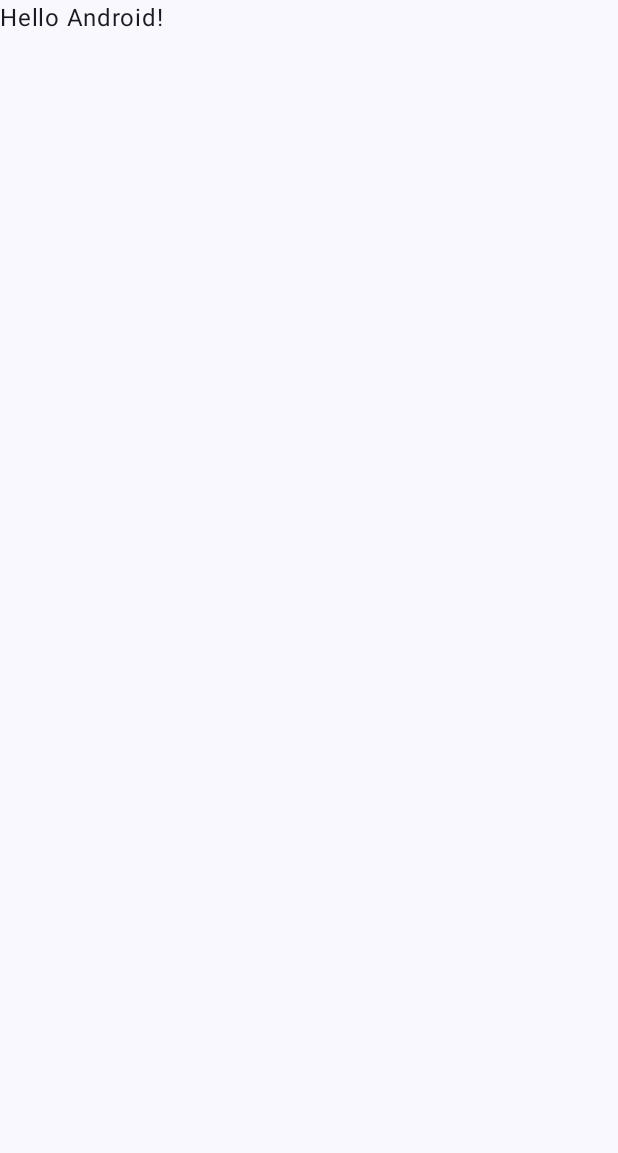
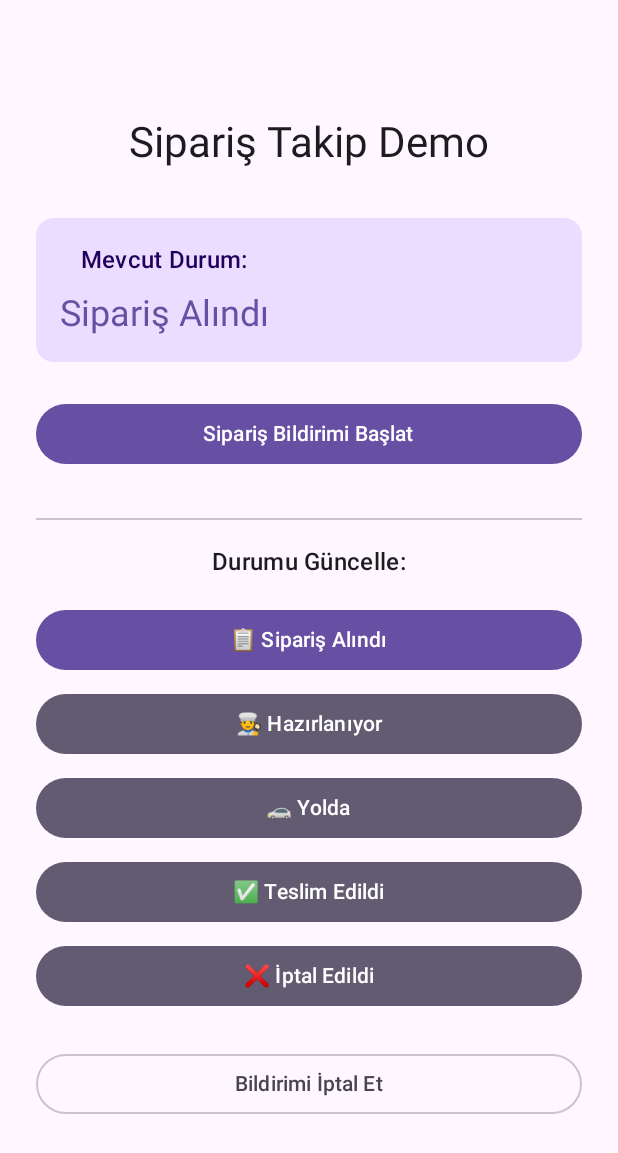
Before and after one commit to celebibasar/Android_Live_Updates_Demo, an Android app built with Jetpack Compose: the screen it shows after launch (MainActivity), on a phone screen of 412 x 824 dp. Before the commit the part shown is almost empty. Shown: the top 1153 px of the screen. Run offline under Robolectric (Android 15) with nearby library versions, the phone set to English and light mode, and no system bars.

Commit message:
Add Live Updates Demo App

```diff
--- a/app/src/main/AndroidManifest.xml
+++ b/app/src/main/AndroidManifest.xml
@@ -1,6 +1,9 @@
 <?xml version="1.0" encoding="utf-8"?>
 <manifest xmlns:android="http://schemas.android.com/apk/res/android"
     xmlns:tools="http://schemas.android.com/tools">
+
+    <uses-permission android:name="android.permission.POST_NOTIFICATIONS"/>
+    <uses-permission android:name="android.permission.POST_PROMOTED_NOTIFICATIONS"/>
 
     <application
         android:allowBackup="true"
--- /dev/null
+++ b/app/src/main/java/com/basarcelebi/live_updates_demo/DeliveryNotificationManager.kt
@@ -0,0 +1,101 @@
+package com.basarcelebi.live_updates_demo
+
+import android.app.NotificationChannel
+import android.app.NotificationManager
+import android.app.PendingIntent
+import android.content.Context
+import android.content.Intent
+import android.os.Build
+import androidx.core.app.NotificationCompat
+import androidx.core.app.NotificationManagerCompat
+
+class DeliveryNotificationManager(private val context: Context) {
+
+    companion object {
+        private const val CHANNEL_ID = "delivery_updates"
+        private const val NOTIFICATION_ID = 1001
+    }
+
+    private val notificationManager = NotificationManagerCompat.from(context)
+
+    init {
+        createNotificationChannel()
+    }
+
+    private fun createNotificationChannel() {
+        if (Build.VERSION.SDK_INT >= Build.VERSION_CODES.O) {
+            val channel = NotificationChannel(
+                CHANNEL_ID,
+                "Sipariş Güncellemeleri",
+                NotificationManager.IMPORTANCE_HIGH
+            ).apply {
+                description = "Siparişinizin durumu hakkında anlık güncellemeler"
+                setShowBadge(true)
+            }
+
+            val manager = context.getSystemService(Context.NOTIFICATION_SERVICE) as NotificationManager
+            manager.createNotificationChannel(channel)
+        }
+    }
+
+    fun showDeliveryNotification(status: DeliveryStatus) {
+        val intent = Intent(context, MainActivity::class.java).apply {
+            flags = Intent.FLAG_ACTIVITY_NEW_TASK or Intent.FLAG_ACTIVITY_CLEAR_TASK
+        }
+
+        val pendingIntent = PendingIntent.getActivity(
+            context,
+            0,
+            intent,
+            PendingIntent.FLAG_IMMUTABLE or PendingIntent.FLAG_UPDATE_CURRENT
+        )
+
+        val notification = NotificationCompat.Builder(context, CHANNEL_ID)
+            .setSmallIcon(android.R.drawable.ic_dialog_info)
+            .setContentTitle("${status.emoji} ${status.title}")
+            .setContentText(status.description)
+            .setPriority(NotificationCompat.PRIORITY_HIGH)
+            .setCategory(NotificationCompat.CATEGORY_STATUS)
+            .setContentIntent(pendingIntent)
+            .setAutoCancel(false)
+            .setOngoing(true)
+            .setProgress(100, status.progress, false)
+            .apply {
+                if (Build.VERSION.SDK_INT >= Build.VERSION_CODES.UPSIDE_DOWN_CAKE) {
+                    extras.putBoolean("android.support.liveUpdate", true)
+
+                    when (status) {
+                        DeliveryStatus.ORDERED -> setShortCriticalText("Alındı")
+                        DeliveryStatus.PREPARING -> setShortCriticalText("Hazır")
+                        DeliveryStatus.ON_THE_WAY -> setShortCriticalText("Yolda")
+                        DeliveryStatus.DELIVERED -> setShortCriticalText("Teslim")
+                        DeliveryStatus.CANCELLED -> setShortCriticalText("İptal")
+                    }
+                }
+            }
+            .build()
+
+        notification.flags = notification.flags or NotificationCompat.FLAG_ONGOING_EVENT
+
+        try {
+            notificationManager.notify(NOTIFICATION_ID, notification)
+        } catch (e: SecurityException) {
+            e.printStackTrace()
+        }
+    }
+
+    fun updateDeliveryStatus(status: DeliveryStatus) {
+        showDeliveryNotification(status)
+    }
+
+    fun cancelNotification() {
+        notificationManager.cancel(NOTIFICATION_ID)
+    }
+
+    private fun NotificationCompat.Builder.setShortCriticalText(text: String): NotificationCompat.Builder {
+        if (Build.VERSION.SDK_INT >= Build.VERSION_CODES.UPSIDE_DOWN_CAKE) {
+            extras.putCharSequence("android.shortCriticalText", text)
+        }
+        return this
+    }
+}
--- /dev/null
+++ b/app/src/main/java/com/basarcelebi/live_updates_demo/DeliveryStatus.kt
@@ -0,0 +1,39 @@
+package com.basarcelebi.live_updates_demo
+
+enum class DeliveryStatus(
+    val title: String,
+    val description: String,
+    val emoji: String,
+    val progress: Int
+) {
+    ORDERED(
+        title = "Sipariş Alındı",
+        description = "Siparişiniz başarıyla alındı ve işleme alınıyor",
+        emoji = "📋",
+        progress = 20
+    ),
+    PREPARING(
+        title = "Hazırlanıyor",
+        description = "Siparişiniz şu an hazırlanıyor",
+        emoji = "👨‍🍳",
+        progress = 40
+    ),
+    ON_THE_WAY(
+        title = "Yolda",
+        description = "Siparişiniz kurye ile yola çıktı",
+        emoji = "🚗",
+        progress = 70
+    ),
+    DELIVERED(
+        title = "Teslim Edildi",
+        description = "Siparişiniz teslim edildi. Afiyet olsun!",
+        emoji = "✅",
+        progress = 100
+    ),
+    CANCELLED(
+        title = "İptal Edildi",
+        description = "Sipariş iptal edildi",
+        emoji = "❌",
+        progress = 0
+    )
+}
--- a/app/src/main/java/com/basarcelebi/live_updates_demo/MainActivity.kt
+++ b/app/src/main/java/com/basarcelebi/live_updates_demo/MainActivity.kt
@@ -1,29 +1,65 @@
 package com.basarcelebi.live_updates_demo
 
+import android.Manifest
+import android.content.pm.PackageManager
+import android.os.Build
 import android.os.Bundle
+import android.widget.Toast
 import androidx.activity.ComponentActivity
 import androidx.activity.compose.setContent
-import androidx.activity.enableEdgeToEdge
-import androidx.compose.foundation.layout.fillMaxSize
-import androidx.compose.foundation.layout.padding
-import androidx.compose.material3.Scaffold
-import androidx.compose.material3.Text
-import androidx.compose.runtime.Composable
+import androidx.activity.result.contract.ActivityResultContracts
+import androidx.compose.foundation.layout.*
+import androidx.compose.material3.*
+import androidx.compose.runtime.*
+import androidx.compose.ui.Alignment
 import androidx.compose.ui.Modifier
-import androidx.compose.ui.tooling.preview.Preview
-import com.basarcelebi.live_updates_demo.ui.theme.Live_Updates_DemoTheme
+import androidx.compose.ui.unit.dp
+import androidx.core.content.ContextCompat
 
 class MainActivity : ComponentActivity() {
+
+    private lateinit var deliveryNotificationManager: DeliveryNotificationManager
+
+    private val requestPermissionLauncher = registerForActivityResult(
+        ActivityResultContracts.RequestPermission()
+    ) { isGranted: Boolean ->
+        if (isGranted) {
+            Toast.makeText(
+                this,
+                "Bildirim izni verildi",
+                Toast.LENGTH_SHORT
+            ).show()
+        } else {
+            Toast.makeText(
+                this,
+                "Bildirim izni gerekli! Ayarlardan izin verebilirsiniz.",
+                Toast.LENGTH_LONG
+            ).show()
+        }
+    }
+
     override fun onCreate(savedInstanceState: Bundle?) {
         super.onCreate(savedInstanceState)
-        enableEdgeToEdge()
+
+        deliveryNotificationManager = DeliveryNotificationManager(this)
+
+        if (Build.VERSION.SDK_INT >= Build.VERSION_CODES.TIRAMISU) {
+            if (ContextCompat.checkSelfPermission(
+                    this,
+                    Manifest.permission.POST_NOTIFICATIONS
+                ) != PackageManager.PERMISSION_GRANTED
+            ) {
+                requestPermissionLauncher.launch(Manifest.permission.POST_NOTIFICATIONS)
+            }
+        }
+
         setContent {
-            Live_Updates_DemoTheme {
-                Scaffold(modifier = Modifier.fillMaxSize()) { innerPadding ->
-                    Greeting(
-                        name = "Android",
-                        modifier = Modifier.padding(innerPadding)
-                    )
+            MaterialTheme {
+                Surface(
+                    modifier = Modifier.fillMaxSize(),
+                    color = MaterialTheme.colorScheme.background
+                ) {
+                    DeliveryScreen(deliveryNotificationManager)
                 }
             }
         }
@@ -31,17 +67,97 @@ class MainActivity : ComponentActivity() {
 }
 
 @Composable
-fun Greeting(name: String, modifier: Modifier = Modifier) {
-    Text(
-        text = "Hello $name!",
-        modifier = modifier
-    )
-}
+fun DeliveryScreen(notificationManager: DeliveryNotificationManager) {
+    var currentStatus by remember { mutableStateOf(DeliveryStatus.ORDERED) }
 
-@Preview(showBackground = true)
-@Composable
-fun GreetingPreview() {
-    Live_Updates_DemoTheme {
-        Greeting("Android")
+    Column(
+        modifier = Modifier
+            .fillMaxSize()
+            .padding(24.dp),
+        horizontalAlignment = Alignment.CenterHorizontally,
+        verticalArrangement = Arrangement.Center
+    ) {
+        Text(
+            text = "Sipariş Takip Demo",
+            style = MaterialTheme.typography.headlineMedium,
+            modifier = Modifier.padding(bottom = 32.dp)
+        )
+
+        Card(
+            modifier = Modifier
+                .fillMaxWidth()
+                .padding(bottom = 24.dp),
+            colors = CardDefaults.cardColors(
+                containerColor = MaterialTheme.colorScheme.primaryContainer
+            )
+        ) {
+            Column(
+                modifier = Modifier.padding(16.dp),
+                horizontalAlignment = Alignment.CenterHorizontally
+            ) {
+                Text(
+                    text = "Mevcut Durum:",
+                    style = MaterialTheme.typography.titleMedium
+                )
+                Text(
+                    text = currentStatus.title,
+                    style = MaterialTheme.typography.headlineSmall,
+                    color = MaterialTheme.colorScheme.primary,
+                    modifier = Modifier.padding(top = 8.dp)
+                )
+            }
+        }
+
+        Button(
+            onClick = {
+                currentStatus = DeliveryStatus.ORDERED
+                notificationManager.showDeliveryNotification(currentStatus)
+            },
+            modifier = Modifier
+                .fillMaxWidth()
+                .padding(bottom = 16.dp)
+        ) {
+            Text("Sipariş Bildirimi Başlat")
+        }
+
+        Divider(modifier = Modifier.padding(vertical = 16.dp))
+
+        Text(
+            text = "Durumu Güncelle:",
+            style = MaterialTheme.typography.titleMedium,
+            modifier = Modifier.padding(bottom = 16.dp)
+        )
+
+        DeliveryStatus.values().forEach { status ->
+            Button(
+                onClick = {
+                    currentStatus = status
+                    notificationManager.updateDeliveryStatus(status)
+                },
+                modifier = Modifier
+                    .fillMaxWidth()
+                    .padding(bottom = 8.dp),
+                colors = ButtonDefaults.buttonColors(
+                    containerColor = if (currentStatus == status)
+                        MaterialTheme.colorScheme.primary
+                    else
+                        MaterialTheme.colorScheme.secondary
+                )
+            ) {
+                Text(status.emoji + " " + status.title)
+            }
+        }
+
+        Spacer(modifier = Modifier.height(16.dp))
+
+        OutlinedButton(
+            onClick = {
+                notificationManager.cancelNotification()
+                currentStatus = DeliveryStatus.ORDERED
+            },
+            modifier = Modifier.fillMaxWidth()
+        ) {
+            Text("Bildirimi İptal Et")
+        }
     }
 }
```
